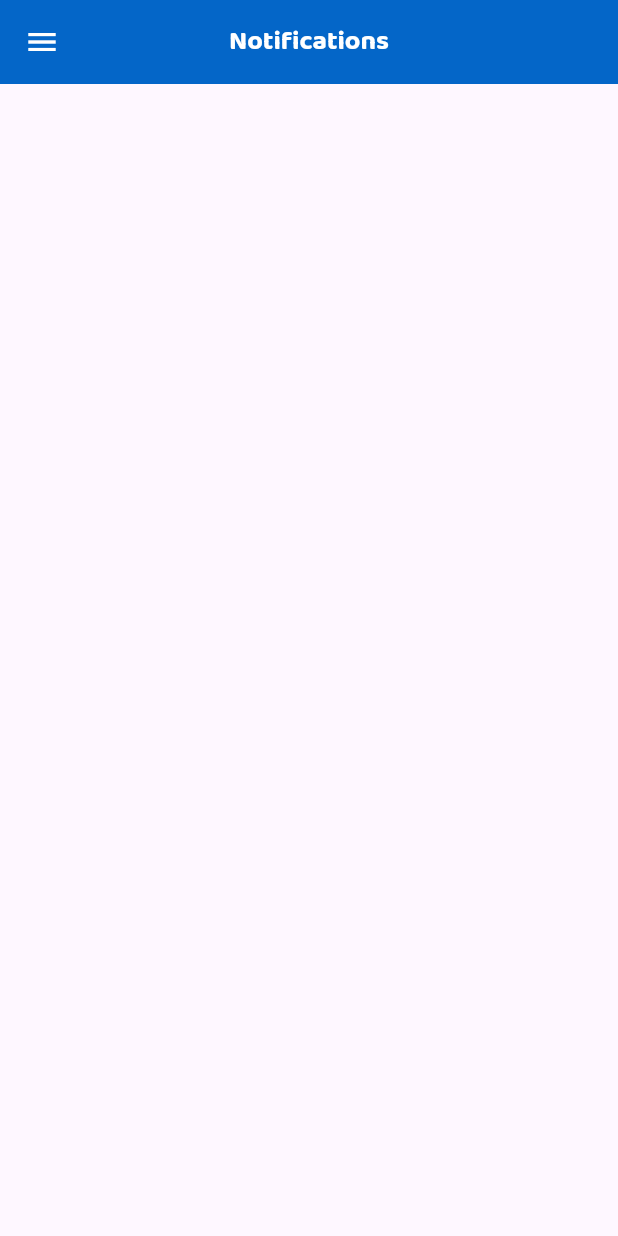
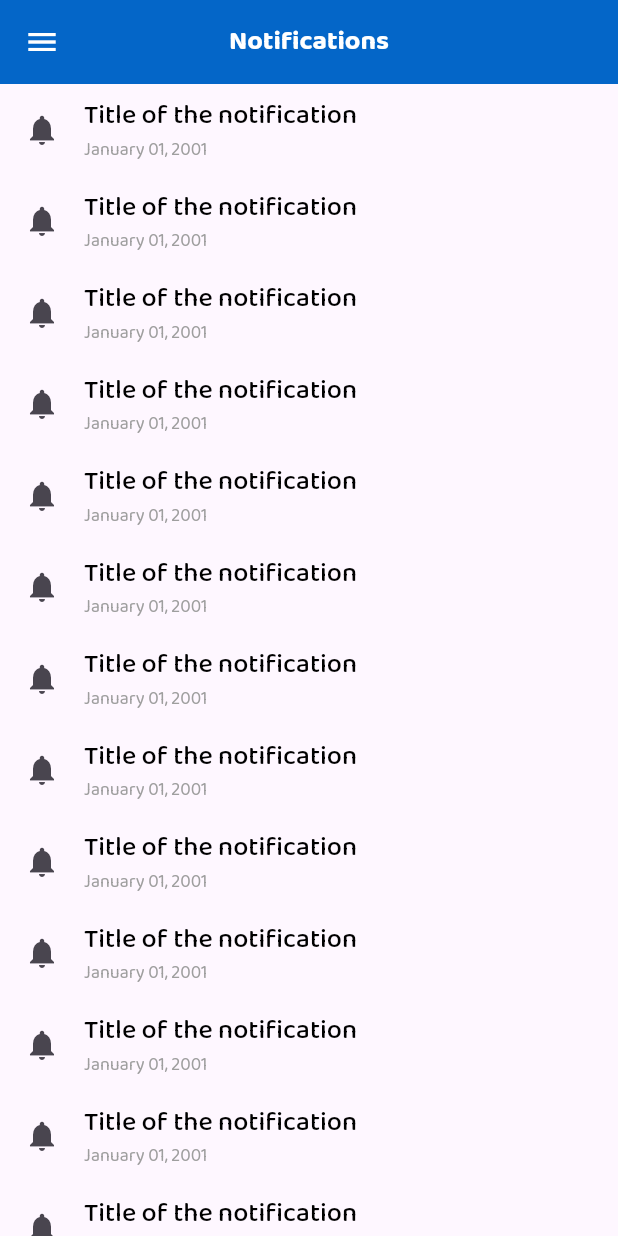
Before and after one commit to lansoyyy/pautang_tracker, a Flutter app: the NotifTab screen opened directly, on a phone screen of 412 x 824 dp. Run offline on Flutter 3.47's test engine with Material 3 defaults, Android fonts, the phone set to English and light mode, and no system bars; our stand-ins replace fluttertoast, syncfusion_flutter_calendar, syncfusion_flutter_charts.

Commit message:
added notif ui

```diff
--- a/lib/screens/home_screen.dart
+++ b/lib/screens/home_screen.dart
@@ -1,4 +1,5 @@
 import 'package:flutter/material.dart';
+import 'package:pautang_tracker/screens/tabs/notif_tab.dart';
 import 'package:pautang_tracker/utils/colors.dart';
 import 'package:pautang_tracker/widgets/drawer_widget.dart';
 import 'package:pautang_tracker/widgets/text_widget.dart';
@@ -64,7 +65,12 @@ class HomeScreen extends StatelessWidget {
         centerTitle: true,
         actions: [
           IconButton(
-            onPressed: () {},
+            onPressed: () {
+              Navigator.of(context).pushAndRemoveUntil(
+                MaterialPageRoute(builder: (context) => const NotifTab()),
+                (route) => false,
+              );
+            },
             icon: Icon(
               Icons.notifications_none_outlined,
               color: Colors.white,
--- a/lib/screens/tabs/notif_tab.dart
+++ b/lib/screens/tabs/notif_tab.dart
@@ -21,6 +21,32 @@ class NotifTab extends StatelessWidget {
         ),
         centerTitle: true,
       ),
+      body: ListView.builder(
+        itemBuilder: (context, index) {
+          return ListTile(
+            leading: Icon(
+              Icons.notifications,
+            ),
+            title: Column(
+              crossAxisAlignment: CrossAxisAlignment.start,
+              mainAxisAlignment: MainAxisAlignment.start,
+              children: [
+                TextWidget(
+                  text: 'Title of the notification',
+                  fontSize: 18,
+                  fontFamily: 'Medium',
+                ),
+                TextWidget(
+                  text: 'January 01, 2001',
+                  fontSize: 12,
+                  fontFamily: 'Regular',
+                  color: Colors.grey,
+                ),
+              ],
+            ),
+          );
+        },
+      ),
     );
   }
 }
```
